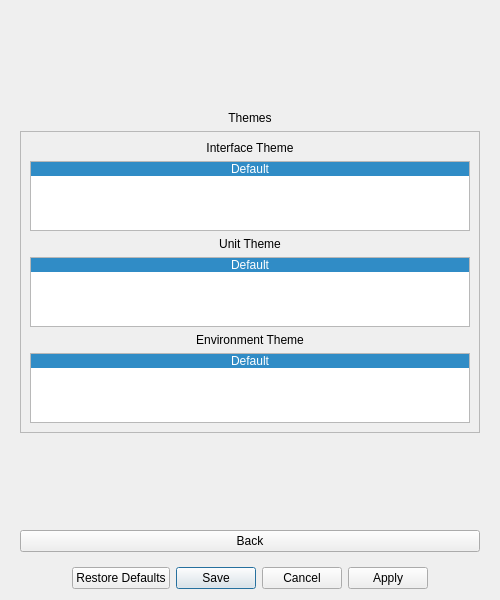
First picture: the form in Source/Widgets/settings_dialog.ui, repository CorruptedBrainn/The-VALUE, before the edit.
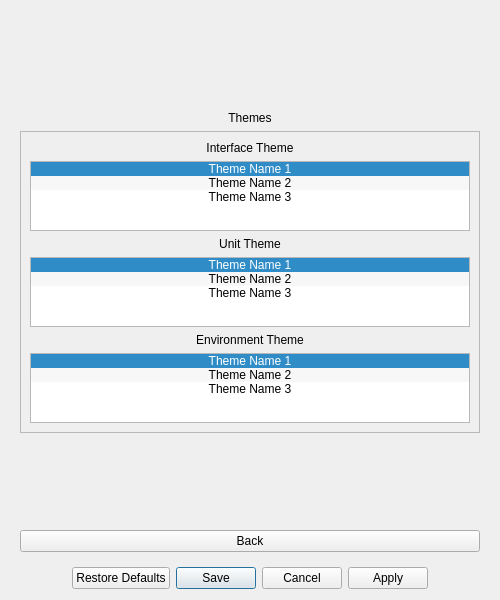
Second picture: the form after the edit. The open tabs and pages were chosen to show the change.

Commit message: Fully implemented save files for setting data

```diff
--- a/Source/Widgets/settings_dialog.ui
+++ b/Source/Widgets/settings_dialog.ui
@@ -716,7 +716,23 @@
             </property>
             <item>
              <property name="text">
-              <string>Default</string>
+              <string>Theme Name 1</string>
+             </property>
+             <property name="textAlignment">
+              <set>AlignCenter</set>
+             </property>
+            </item>
+            <item>
+             <property name="text">
+              <string>Theme Name 2</string>
+             </property>
+             <property name="textAlignment">
+              <set>AlignCenter</set>
+             </property>
+            </item>
+            <item>
+             <property name="text">
+              <string>Theme Name 3</string>
              </property>
              <property name="textAlignment">
               <set>AlignCenter</set>
@@ -744,7 +760,23 @@
             </property>
             <item>
              <property name="text">
-              <string>Default</string>
+              <string>Theme Name 1</string>
+             </property>
+             <property name="textAlignment">
+              <set>AlignCenter</set>
+             </property>
+            </item>
+            <item>
+             <property name="text">
+              <string>Theme Name 2</string>
+             </property>
+             <property name="textAlignment">
+              <set>AlignCenter</set>
+             </property>
+            </item>
+            <item>
+             <property name="text">
+              <string>Theme Name 3</string>
              </property>
              <property name="textAlignment">
               <set>AlignCenter</set>
@@ -772,7 +804,23 @@
             </property>
             <item>
              <property name="text">
-              <string>Default</string>
+              <string>Theme Name 1</string>
+             </property>
+             <property name="textAlignment">
+              <set>AlignCenter</set>
+             </property>
+            </item>
+            <item>
+             <property name="text">
+              <string>Theme Name 2</string>
+             </property>
+             <property name="textAlignment">
+              <set>AlignCenter</set>
+             </property>
+            </item>
+            <item>
+             <property name="text">
+              <string>Theme Name 3</string>
              </property>
              <property name="textAlignment">
               <set>AlignCenter</set>
```
Left out of the diff: 188 changed lines with no effect on the pictures. The commit also changes 9 other files.
